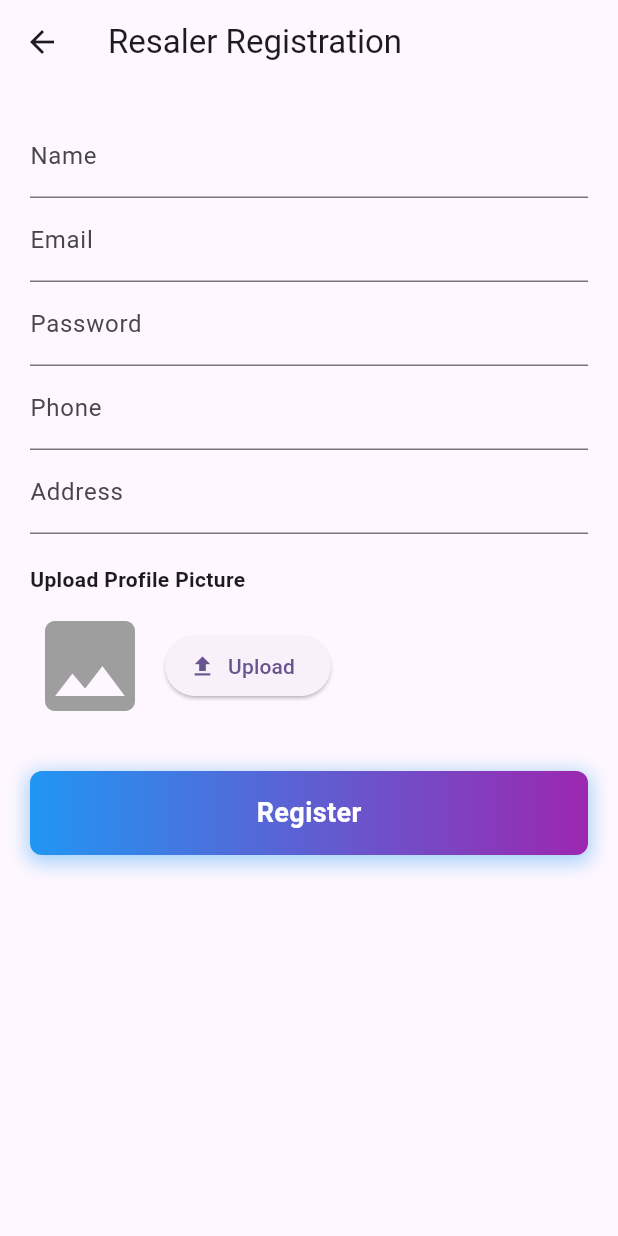
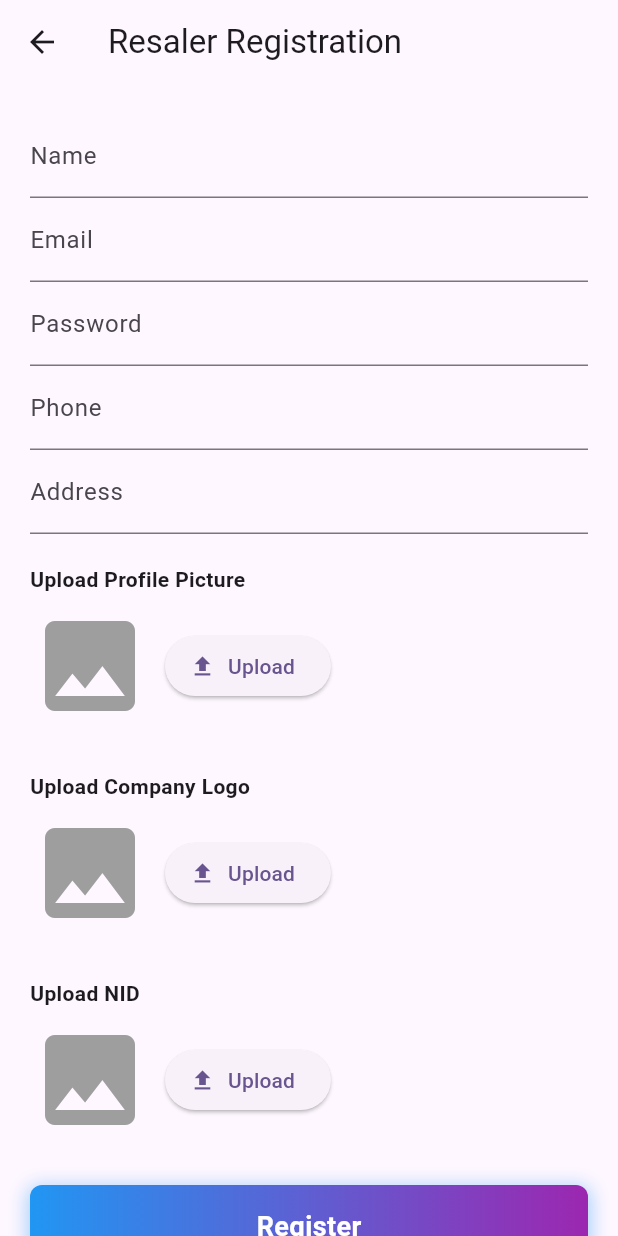
Before and after one commit to ahsanhabeeb-bd/bazar_new_web, a Flutter app: the RegistrationResaler screen opened directly, on a phone screen of 412 x 824 dp. Run offline on Flutter 3.47's test engine with Material 3 defaults, Android fonts, the phone set to English and light mode, and no system bars; our stand-ins replace carousel_slider, cloud_firestore, file_picker, firebase_core, firebase_storage, flutter_image_compress and 4 more; missing offline and left inert: firebase_app_check, flutter_image_carousel_slider; accounts and stored records are empty.

Commit message:
difat done

```diff
--- a/lib/pages/trending_product.dart
+++ b/lib/pages/trending_product.dart
@@ -185,7 +185,7 @@ class _Trending_ProductState extends State<Trending_Product> {
               // 🔹 Ensure main image exists
               String productImage =
                   product['images']?['main'] ??
-                  "https://example.com/default.jpg";
+                  "assets/images/logo.png";
 
               return InkWell(
                 onTap: () {
--- a/lib/reselar/regestration_resaler.dart
+++ b/lib/reselar/regestration_resaler.dart
@@ -181,6 +181,22 @@ class _Registrationresallertate extends State<RegistrationResaler> {
 
               SizedBox(height: 20),
 
+              _buildUploadSection(
+                title: "Upload Company Logo",
+                onPick: () => _pickImage(type: "logo"),
+                imageBytes: _logoBytes,
+              ),
+
+              SizedBox(height: 20),
+
+              _buildUploadSection(
+                title: "Upload NID",
+                onPick: () => _pickImage(type: "nid"),
+                imageBytes: _nidBytes,
+              ),
+
+              SizedBox(height: 20),
+
               GestureDetector(
                 onTap: _registerResaler,
                 child: Container(
```
Also changed, not shown: lib/vendor/my_products.dart (+43 -49 lines), pubspec.lock.
